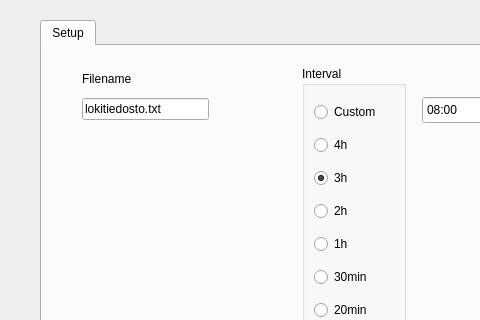
Before: the Qt Designer form settingswindow.ui in Brebl/Pop-up-Memo, drawn with Qt 5; both pictures show x 0 to 480 and y 0 to 320 of the 597 by 577 pixel window.
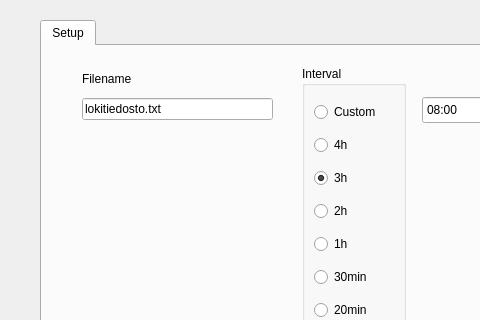
After: the same form once the commit is applied.

Commit message: changed: settingswindow layout

Diff of the .ui file:
```diff
--- a/settingswindow.ui
+++ b/settingswindow.ui
@@ -145,7 +145,7 @@
       <rect>
        <x>40</x>
        <y>20</y>
-       <width>127</width>
+       <width>191</width>
        <height>54</height>
       </rect>
      </property>
```
